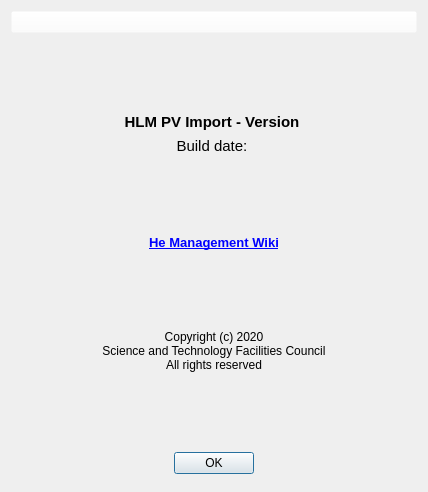
Old version of the form ServiceManager/GUI/layouts/About.ui in the repository ISISNeutronMuon/HLM_PV_Import.
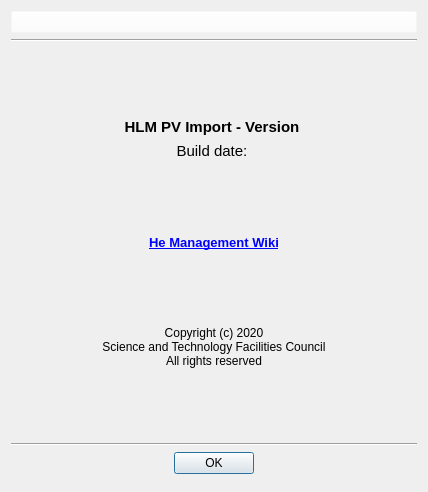
New version of the form. Icons and pictures are not drawn.

```diff
--- a/ServiceManager/GUI/layouts/About.ui
+++ b/ServiceManager/GUI/layouts/About.ui
@@ -46,6 +46,13 @@
      </property>
     </widget>
    </item>
+   <item>
+    <widget class="Line" name="line_2">
+     <property name="orientation">
+      <enum>Qt::Horizontal</enum>
+     </property>
+    </widget>
+   </item>
    <item>
     <spacer name="verticalSpacer">
      <property name="orientation">
@@ -165,6 +172,13 @@
      </property>
     </spacer>
    </item>
+   <item>
+    <widget class="Line" name="line">
+     <property name="orientation">
+      <enum>Qt::Horizontal</enum>
+     </property>
+    </widget>
+   </item>
    <item alignment="Qt::AlignHCenter">
     <widget class="QPushButton" name="ok">
      <property name="maximumSize">
```
